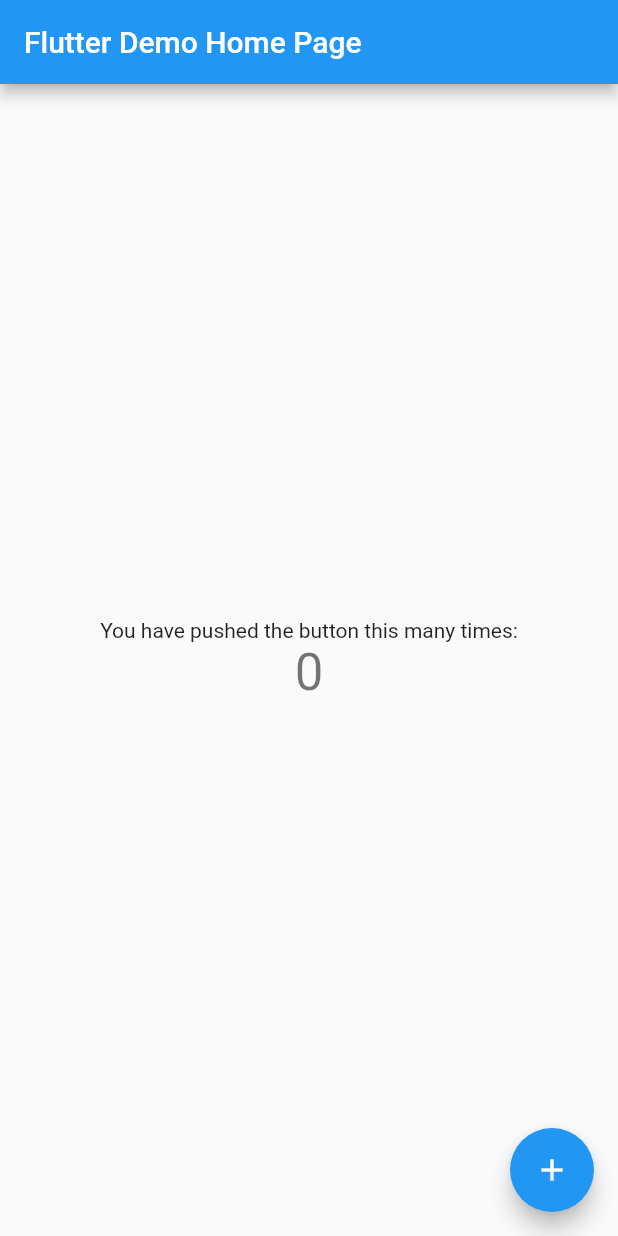
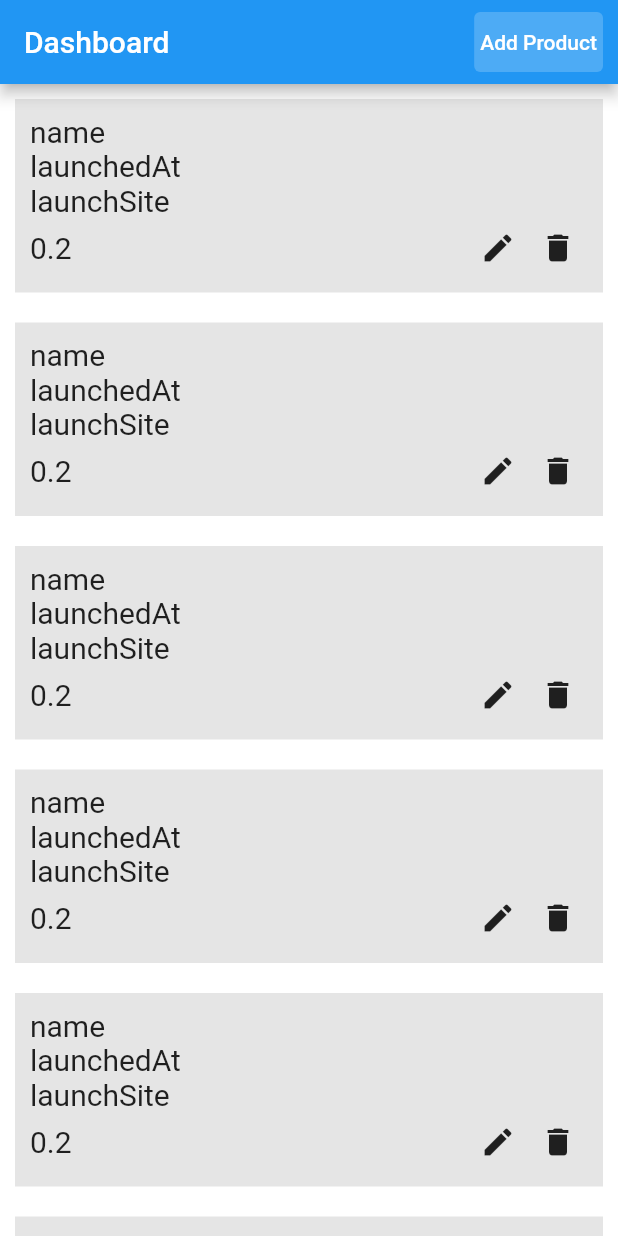
Before and after one commit to shadabhashmi21/sequoia_capital_assignment, a Flutter app: the screen it shows after launch, on a phone screen of 412 x 824 dp. Run offline on Flutter 3.47's test engine with Material 2 defaults, Android fonts, the phone set to English and light mode, and no system bars; our stand-ins replace flutter_hooks, hexcolor.

Commit message:
developed UI for dashboard

```diff
--- /dev/null
+++ b/lib/config/app_colors.dart
@@ -0,0 +1,8 @@
+import 'package:hexcolor/hexcolor.dart';
+
+class AppColors {
+  static final black = HexColor('#000000');
+  static final white = HexColor('#FFFFFF');
+  static final gray = HexColor('#808080');
+  static final red = HexColor('#FF0000');
+}
--- /dev/null
+++ b/lib/config/app_constants.dart
@@ -0,0 +1,3 @@
+class AppConstants {
+  static const searchMaxLength = '25';
+}
--- /dev/null
+++ b/lib/config/app_sizes.dart
@@ -0,0 +1,4 @@
+class AppSizes {
+  static const defaultFontSize = 18.0;
+  static const headline1FontSize = 48.0;
+}
--- /dev/null
+++ b/lib/config/app_strings.dart
@@ -0,0 +1,6 @@
+class AppStrings{
+  static const dashboard = 'Dashboard';
+  static const addProduct = 'Add Product';
+  static const appTitle = 'Seqouia Capital Assignment';
+  static const noDataFound = 'No Data Found';
+}
--- /dev/null
+++ b/lib/config/routes.dart
@@ -0,0 +1,5 @@
+class AppRoutes {
+  static const home = '/';
+  static const addProduct = 'addProduct';
+  static const dashboard = 'dashboard';
+}
--- a/lib/main.dart
+++ b/lib/main.dart
@@ -1,4 +1,6 @@
 import 'package:flutter/material.dart';
+import 'package:sequoia_capital_assignment/config/app_strings.dart';
+import 'package:sequoia_capital_assignment/screens/dashboard.dart';
 
 void main() {
   runApp(const MyApp());
@@ -7,109 +9,12 @@
 class MyApp extends StatelessWidget {
   const MyApp({Key? key}) : super(key: key);
 
-  // This widget is the root of your application.
   @override
   Widget build(BuildContext context) {
-    return MaterialApp(
-      title: 'Flutter Demo',
-      theme: ThemeData(
-        // This is the theme of your application.
-        //
-        // Try running your application with "flutter run". You'll see the
-        // application has a blue toolbar. Then, without quitting the app, try
-        // changing the primarySwatch below to Colors.green and then invoke
-        // "hot reload" (press "r" in the console where you ran "flutter run",
-        // or simply save your changes to "hot reload" in a Flutter IDE).
-        // Notice that the counter didn't reset back to zero; the application
-        // is not restarted.
-        primarySwatch: Colors.blue,
-      ),
-      home: const MyHomePage(title: 'Flutter Demo Home Page'),
+    return const MaterialApp(
+      debugShowCheckedModeBanner: false,
+      title: AppStrings.appTitle,
+      home: DashboardPage(),
     );
   }
 }
-
-class MyHomePage extends StatefulWidget {
-  const MyHomePage({Key? key, required this.title}) : super(key: key);
-
-  // This widget is the home page of your application. It is stateful, meaning
-  // that it has a State object (defined below) that contains fields that affect
-  // how it looks.
-
-  // This class is the configuration for the state. It holds the values (in this
-  // case the title) provided by the parent (in this case the App widget) and
-  // used by the build method of the State. Fields in a Widget subclass are
-  // always marked "final".
-
-  final String title;
-
-  @override
-  State<MyHomePage> createState() => _MyHomePageState();
-}
-
-class _MyHomePageState extends State<MyHomePage> {
-  int _counter = 0;
-
-  void _incrementCounter() {
-    setState(() {
-      // This call to setState tells the Flutter framework that something has
-      // changed in this State, which causes it to rerun the build method below
-      // so that the display can reflect the updated values. If we changed
-      // _counter without calling setState(), then the build method would not be
-      // called again, and so nothing would appear to happen.
-      _counter++;
-    });
-  }
-
-  @override
-  Widget build(BuildContext context) {
-    // This method is rerun every time setState is called, for instance as done
-    // by the _incrementCounter method above.
-    //
-    // The Flutter framework has been optimized to make rerunning build methods
-    // fast, so that you can just rebuild anything that needs updating rather
-    // than having to individually change instances of widgets.
-    return Scaffold(
-      appBar: AppBar(
-        // Here we take the value from the MyHomePage object that was created by
-        // the App.build method, and use it to set our appbar title.
-        title: Text(widget.title),
-      ),
-      body: Center(
-        // Center is a layout widget. It takes a single child and positions it
-        // in the middle of the parent.
-        child: Column(
-          // Column is also a layout widget. It takes a list of children and
-          // arranges them vertically. By default, it sizes itself to fit its
-          // children horizontally, and tries to be as tall as its parent.
-          //
-          // Invoke "debug painting" (press "p" in the console, choose the
-          // "Toggle Debug Paint" action from the Flutter Inspector in Android
-          // Studio, or the "Toggle Debug Paint" command in Visual Studio Code)
-          // to see the wireframe for each widget.
-          //
-          // Column has various properties to control how it sizes itself and
-          // how it positions its children. Here we use mainAxisAlignment to
-          // center the children vertically; the main axis here is the vertical
-          // axis because Columns are vertical (the cross axis would be
-          // horizontal).
-          mainAxisAlignment: MainAxisAlignment.center,
-          children: <Widget>[
-            const Text(
-              'You have pushed the button this many times:',
-            ),
-            Text(
-              '$_counter',
-              style: Theme.of(context).textTheme.headline4,
-            ),
-          ],
-        ),
-      ),
-      floatingActionButton: FloatingActionButton(
-        onPressed: _incrementCounter,
-        tooltip: 'Increment',
-        child: const Icon(Icons.add),
-      ), // This trailing comma makes auto-formatting nicer for build methods.
-    );
-  }
-}
--- /dev/null
+++ b/lib/models/product_model.dart
@@ -0,0 +1,8 @@
+class ProductModel {
+  final String name;
+  final String launchedAt;
+  final String launchSite;
+  final double popularity;
+
+  ProductModel(this.name, this.launchedAt, this.launchSite, this.popularity);
+}
--- /dev/null
+++ b/lib/screens/dashboard.dart
@@ -0,0 +1,86 @@
+import 'package:flutter/material.dart';
+import 'package:flutter_hooks/flutter_hooks.dart';
+import 'package:sequoia_capital_assignment/config/app_strings.dart';
+import 'package:sequoia_capital_assignment/models/product_model.dart';
+
+import '../models/product_model.dart';
+
+class DashboardPage extends HookWidget {
+  const DashboardPage({Key? key}) : super(key: key);
+
+  @override
+  Widget build(BuildContext context) {
+    return Scaffold(
+      appBar: AppBar(
+        title: const Text(AppStrings.dashboard),
+        actions: [
+          Padding(
+            padding: const EdgeInsets.symmetric(vertical: 8, horizontal: 10),
+            child: TextButton(
+                onPressed: () {},
+                child: const Text(
+                  AppStrings.addProduct,
+                  style: TextStyle(color: Colors.white),
+                ),
+                style: ButtonStyle(
+                    backgroundColor: MaterialStateProperty.all(
+                        Colors.white.withOpacity(0.2)),
+                    padding: MaterialStateProperty.all<EdgeInsets>(
+                        const EdgeInsets.all(4)))),
+          ),
+        ],
+      ),
+      backgroundColor: Colors.white,
+      body: PageData(),
+    );
+  }
+}
+
+class PageData extends HookWidget {
+  List<ProductModel> products = [];
+
+  PageData({Key? key}) : super(key: key);
+
+  @override
+  Widget build(BuildContext context) {
+    for (int i = 0; i < 10; i++) {
+      products.add(ProductModel("name", "launchedAt", "launchSite", 0.2));
+    }
+    return products.isEmpty
+        ? const Center(child: Text(AppStrings.noDataFound))
+        : ListView.builder(
+            itemCount: products.length,
+            itemBuilder: (BuildContext context, int index) {
+              final item = products[index];
+              return Container(
+                margin: const EdgeInsets.all(10),
+                padding: const EdgeInsets.all(10),
+                decoration: BoxDecoration(color: Colors.black.withOpacity(0.1)),
+                child: Column(
+                  crossAxisAlignment: CrossAxisAlignment.start,
+                  children: [
+                    Text(item.name, style: const TextStyle(fontSize: 20),),
+                    Text(item.launchedAt, style: const TextStyle(fontSize: 20),),
+                    Text(item.launchSite, style: const TextStyle(fontSize: 20),),
+                    Row(
+                      children: [
+                        Expanded(child: Text(item.popularity.toString(), style: const TextStyle(fontSize: 20),), flex: 1,),
+                        IconButton(
+                          icon: const Icon(Icons.edit),
+                          onPressed: () {},
+                          constraints: const BoxConstraints(maxHeight: 40),
+                        ),
+                        IconButton(
+                          icon: const Icon(Icons.delete),
+                          onPressed: () {},
+                          constraints: const BoxConstraints(maxHeight: 40),
+                        ),
+                      ],
+                    )
+                  ],
+                ),
+              );
+            },
+          );
+  }
+}
--- a/pubspec.yaml
+++ b/pubspec.yaml
@@ -27,6 +27,8 @@
 # the latest version available on pub.dev. To see which dependencies have newer
 # versions available, run `flutter pub outdated`.
 dependencies:
+  flutter_hooks: ^0.18.1
+  hexcolor: ^2.0.5
   flutter:
     sdk: flutter
 
```
Also changed, not shown: pubspec.lock.
